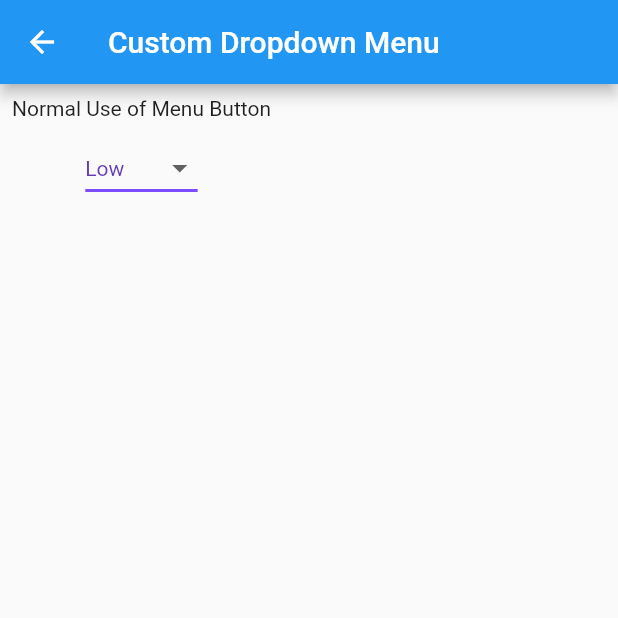
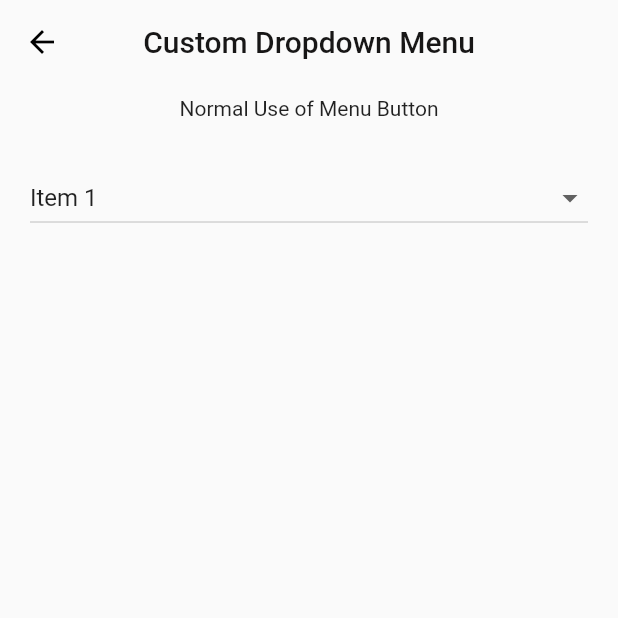
Before and after one commit to Haffshah/buttonsapp, a Flutter app: the DropMenu screen opened directly, on a phone screen of 412 x 824 dp, the top half of it. Run offline on Flutter 3.47's test engine with Material 2 defaults, Android fonts, the light colour scheme and no system bars; missing offline and left inert: flutter_fab_dialer.

Commit message:
Update MenuPage.dart

```diff
--- a/lib/MenuPage.dart
+++ b/lib/MenuPage.dart
@@ -1,5 +1,6 @@
 import 'package:flutter/cupertino.dart';
 import 'package:flutter/material.dart';
+import 'package:flutter/services.dart';
 
 class DropMenu extends StatefulWidget {
   const DropMenu({Key? key}) : super(key: key);
@@ -9,12 +10,18 @@ class DropMenu extends StatefulWidget {
 }
 
 class _DropMenuState extends State<DropMenu> {
-  String dropdownValue = 'Low';
+  var _itemList = ['Item 1', 'Item 2', 'Item 3', 'Item 4'];
+  var currentSelected = 'Item 1';
   @override
   Widget build(BuildContext context) {
     return Scaffold(
       appBar: AppBar(
-        title: Text('Custom Dropdown Menu'),
+        elevation: 0,
+        backgroundColor: Colors.transparent,
+        centerTitle: true,
+        iconTheme: IconThemeData(color: Colors.black),
+        title: Text('Custom Dropdown Menu', style: TextStyle(color: Color(
+            0xff171616)),),
       ),
       body: Column(
         children: [
@@ -22,31 +29,35 @@ class _DropMenuState extends State<DropMenu> {
             padding: const EdgeInsets.all(8.0),
             child: Text('Normal Use of Menu Button'),
           ),
-          DropdownButton<String>(
-            value: dropdownValue,
-            icon: const Icon(Icons.arrow_drop_down),
-            iconSize: 24,
-            elevation: 16,
-            style: const TextStyle(color: Colors.deepPurple),
-            underline: Container(
-              height: 2,
-              color: Colors.deepPurpleAccent,
+          Padding(
+            padding: const EdgeInsets.all(20.0),
+            child: DropdownButton<String>(
+              isExpanded: true,
+
+              items: _itemList.map(
+                (String dropDownStingItem) {
+                  return DropdownMenuItem(
+                    child: Text(dropDownStingItem),
+                    value: dropDownStingItem,
+                  );
+                },
+              ).toList(),
+              onChanged: (newValueSelected) {
+
+                dropDownItemSelected(newValueSelected!);
+
+              },
+              value: currentSelected,
             ),
-            onChanged: (String? newValue) {
-              setState(() {
-                dropdownValue = newValue!;
-              });
-            },
-            items: <String>['Low', 'Medium', 'High']
-                .map<DropdownMenuItem<String>>((String value) {
-              return DropdownMenuItem<String>(
-                value: value,
-                child: Text(value),
-              );
-            }).toList(),
           ),
         ],
       ),
     );
   }
+
+  void dropDownItemSelected( newValueSelected){
+    setState(() {
+      this.currentSelected = newValueSelected!;
+    });
+  }
 }
```
